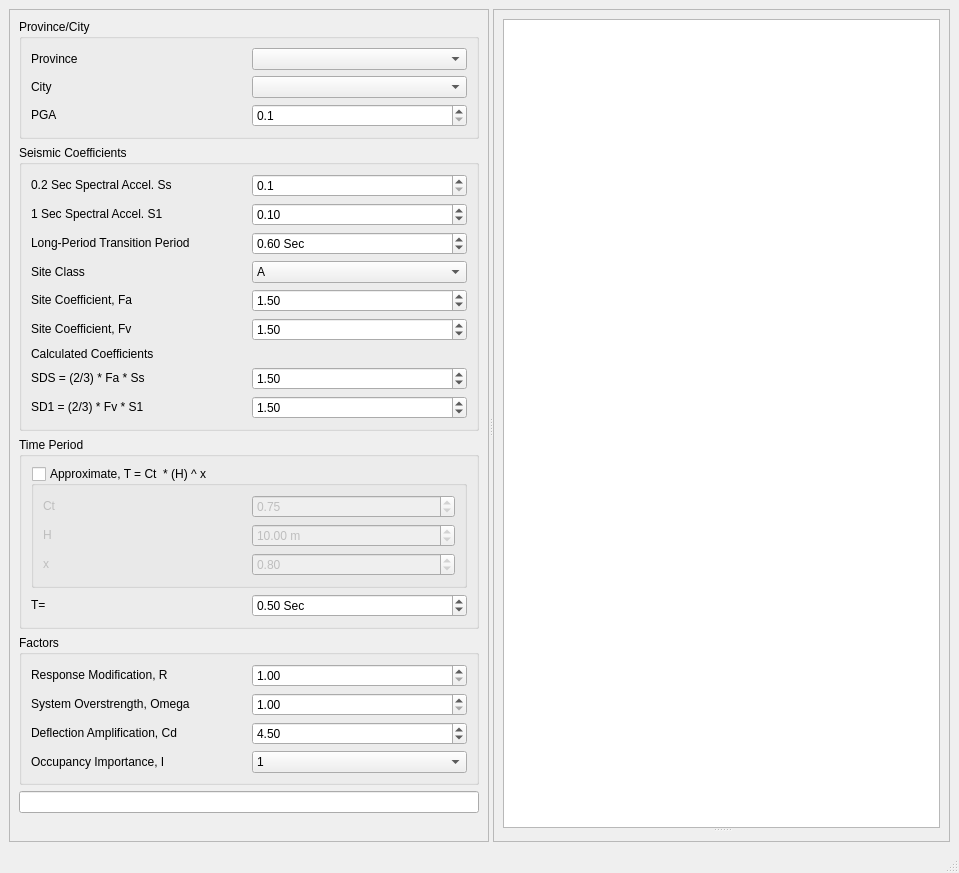
Before: the Qt Designer form main_window.ui in ebrahimraeyat/ASCE7-Earthquake, drawn with Qt 5.
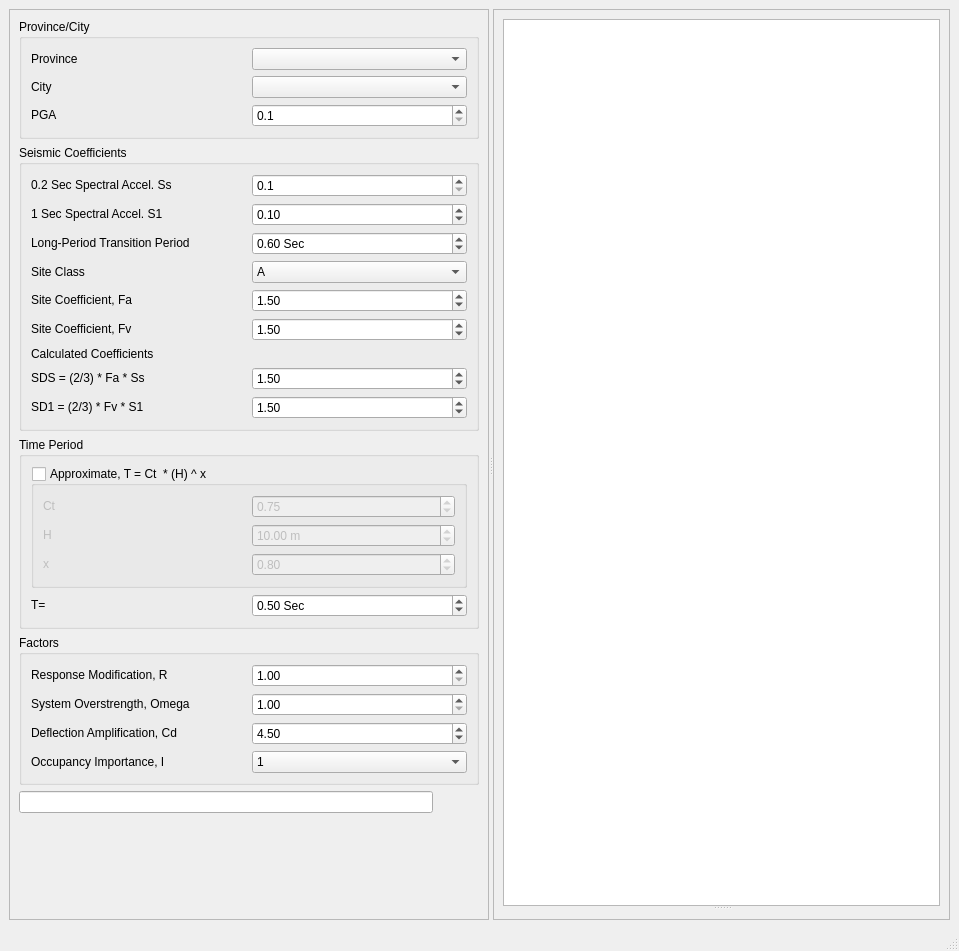
After: the same form once the commit is applied. Icons and pictures are not drawn.

Commit message: Add logo and facebook link

Diff of the .ui file:
```diff
--- a/main_window.ui
+++ b/main_window.ui
@@ -7,12 +7,22 @@
     <x>0</x>
     <y>0</y>
     <width>959</width>
-    <height>873</height>
+    <height>951</height>
    </rect>
   </property>
   <property name="windowTitle">
    <string>ASCE 7-16 Seismic Loading</string>
   </property>
+  <property name="windowIcon">
+   <iconset resource="resources.qrc">
+    <normaloff>:/images/images/photo_2023-06-26_02-45-36.jpg</normaloff>:/images/images/photo_2023-06-26_02-45-36.jpg</iconset>
+  </property>
+  <property name="iconSize">
+   <size>
+    <width>30</width>
+    <height>30</height>
+   </size>
+  </property>
   <widget class="QWidget" name="centralwidget">
    <layout class="QVBoxLayout" name="verticalLayout_3">
     <item>
@@ -658,11 +668,38 @@
          </widget>
         </item>
         <item>
-         <widget class="QLineEdit" name="cs_lineedit">
-          <property name="readOnly">
-           <bool>true</bool>
-          </property>
-         </widget>
+         <layout class="QHBoxLayout" name="horizontalLayout">
+          <item>
+           <widget class="QLineEdit" name="cs_lineedit">
+            <property name="readOnly">
+             <bool>true</bool>
+            </property>
+           </widget>
+          </item>
+          <item>
+           <widget class="QPushButton" name="facebook_button">
+            <property name="text">
+             <string/>
+            </property>
+            <property name="icon">
+             <iconset resource="resources.qrc">
+              <normaloff>:/images/images/Facebook_logo.png</normaloff>:/images/images/Facebook_logo.png</iconset>
+            </property>
+            <property name="iconSize">
+             <size>
+              <width>40</width>
+              <height>40</height>
+             </size>
+            </property>
+            <property name="shortcut">
+             <string>Ctrl+S</string>
+            </property>
+            <property name="flat">
+             <bool>true</bool>
+            </property>
+           </widget>
+          </item>
+         </layout>
         </item>
         <item>
          <spacer name="verticalSpacer">
```
Left out of the diff: 4 changed lines with no effect on the pictures. The commit also changes 6 other files.
